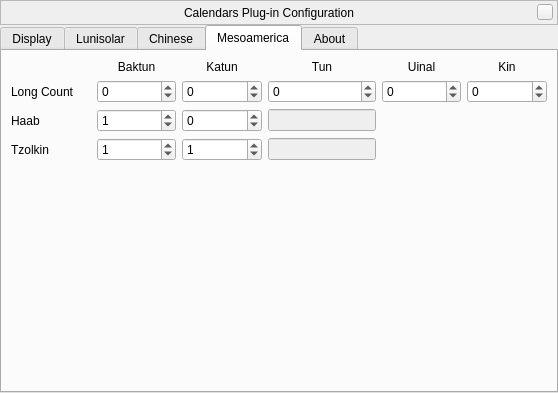
Above: plugins/Calendars/src/gui/calendarsDialog.ui from Stellarium/stellarium before the change. Below: the same form after it.
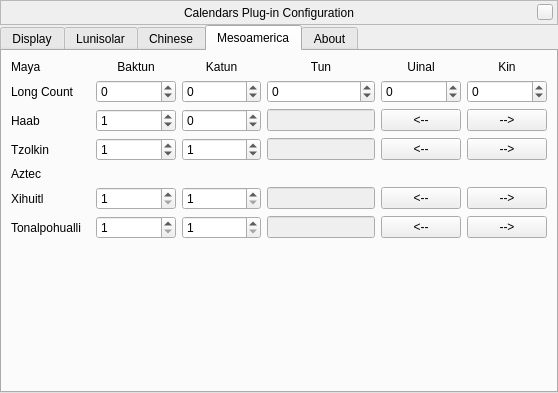
That is the form after the change. The open tabs and pages were chosen to show the change. Custom widgets are drawn as their Qt base class.

Commit message: Added Aztec calendars Also fixed ISO calendar, allow negative Maya Long Count, and other changes Functional GUI

Diff of the .ui file:
```diff
--- a/plugins/Calendars/src/gui/calendarsDialog.ui
+++ b/plugins/Calendars/src/gui/calendarsDialog.ui
@@ -444,24 +444,21 @@
       </attribute>
       <layout class="QVBoxLayout" name="verticalLayout">
        <item>
-        <layout class="QGridLayout" name="gridLayout_3">
-         <item row="0" column="4">
-          <widget class="QLabel" name="labelUinal">
+        <layout class="QGridLayout" name="mesoamericaGridLayout">
+         <item row="0" column="2">
+          <widget class="QLabel" name="labelKatun">
            <property name="text">
-            <string>Uinal</string>
+            <string>Katun</string>
            </property>
            <property name="alignment">
             <set>Qt::AlignCenter</set>
            </property>
           </widget>
          </item>
-         <item row="1" column="1">
-          <widget class="QSpinBox" name="baktunSpinBox">
-           <property name="wrapping">
-            <bool>true</bool>
-           </property>
-           <property name="maximum">
-            <number>19</number>
+         <item row="5" column="0">
+          <widget class="QLabel" name="labelXihuitl">
+           <property name="text">
+            <string>Xihuitl</string>
            </property>
           </widget>
          </item>
@@ -470,18 +467,61 @@
            <property name="wrapping">
             <bool>true</bool>
            </property>
+           <property name="minimum">
+            <number>-1</number>
+           </property>
+           <property name="maximum">
+            <number>20</number>
+           </property>
+          </widget>
+         </item>
+         <item row="1" column="2">
+          <widget class="QSpinBox" name="katunSpinBox">
+           <property name="wrapping">
+            <bool>true</bool>
+           </property>
+           <property name="minimum">
+            <number>-1</number>
+           </property>
+           <property name="maximum">
+            <number>20</number>
+           </property>
+          </widget>
+         </item>
+         <item row="0" column="0">
+          <widget class="QLabel" name="labelMaya">
+           <property name="text">
+            <string>Maya</string>
+           </property>
+          </widget>
+         </item>
+         <item row="1" column="1">
+          <widget class="QSpinBox" name="baktunSpinBox">
+           <property name="wrapping">
+            <bool>true</bool>
+           </property>
+           <property name="minimum">
+            <number>-1000</number>
+           </property>
+           <property name="maximum">
+            <number>1000</number>
+           </property>
+          </widget>
+         </item>
+         <item row="2" column="2">
+          <widget class="QSpinBox" name="haabDaySpinBox">
+           <property name="wrapping">
+            <bool>true</bool>
+           </property>
            <property name="maximum">
             <number>19</number>
            </property>
           </widget>
          </item>
-         <item row="1" column="4">
-          <widget class="QSpinBox" name="uinalSpinBox">
-           <property name="wrapping">
-            <bool>true</bool>
-           </property>
-           <property name="maximum">
-            <number>17</number>
+         <item row="2" column="0">
+          <widget class="QLabel" name="labelHaab">
+           <property name="text">
+            <string>Haab</string>
            </property>
           </widget>
          </item>
@@ -495,53 +535,6 @@
            </property>
           </widget>
          </item>
-         <item row="1" column="2">
-          <widget class="QSpinBox" name="katunSpinBox">
-           <property name="wrapping">
-            <bool>true</bool>
-           </property>
-           <property name="maximum">
-            <number>19</number>
-           </property>
-          </widget>
-         </item>
-         <item row="1" column="5">
-          <widget class="QSpinBox" name="kinSpinBox">
-           <property name="wrapping">
-            <bool>true</bool>
-           </property>
-           <property name="maximum">
-            <number>19</number>
-           </property>
-          </widget>
-         </item>
-         <item row="0" column="2">
-          <widget class="QLabel" name="labelKatun">
-           <property name="text">
-            <string>Katun</string>
-           </property>
-           <property name="alignment">
-            <set>Qt::AlignCenter</set>
-           </property>
-          </widget>
-         </item>
-         <item row="0" column="1">
-          <widget class="QLabel" name="labelBaktun">
-           <property name="text">
-            <string>Baktun</string>
-           </property>
-           <property name="alignment">
-            <set>Qt::AlignCenter</set>
-           </property>
-          </widget>
-         </item>
-         <item row="1" column="0">
-          <widget class="QLabel" name="labelLongCount">
-           <property name="text">
-            <string>Long Count</string>
-           </property>
-          </widget>
-         </item>
          <item row="0" column="5">
           <widget class="QLabel" name="labelKin">
            <property name="text">
@@ -552,17 +545,16 @@
            </property>
           </widget>
          </item>
-         <item row="2" column="0">
-          <widget class="QLabel" name="labelHaab">
-           <property name="text">
-            <string>Haab</string>
+         <item row="3" column="3">
+          <widget class="QLineEdit" name="tzolkinLineEdit">
+           <property name="enabled">
+            <bool>false</bool>
            </property>
-          </widget>
-         </item>
-         <item row="3" column="0">
-          <widget class="QLabel" name="labelTzolkin">
-           <property name="text">
-            <string>Tzolkin</string>
+           <property name="sizePolicy">
+            <sizepolicy hsizetype="Preferred" vsizetype="Fixed">
+             <horstretch>0</horstretch>
+             <verstretch>0</verstretch>
+            </sizepolicy>
            </property>
           </widget>
          </item>
@@ -579,26 +571,30 @@
            </property>
           </widget>
          </item>
-         <item row="2" column="2">
-          <widget class="QSpinBox" name="haabDaySpinBox">
-           <property name="wrapping">
-            <bool>true</bool>
+         <item row="0" column="4">
+          <widget class="QLabel" name="labelUinal">
+           <property name="text">
+            <string>Uinal</string>
            </property>
-           <property name="maximum">
-            <number>19</number>
+           <property name="alignment">
+            <set>Qt::AlignCenter</set>
            </property>
           </widget>
          </item>
-         <item row="3" column="1">
-          <widget class="QSpinBox" name="tzolkinNumberSpinBox">
-           <property name="wrapping">
-            <bool>true</bool>
+         <item row="0" column="1">
+          <widget class="QLabel" name="labelBaktun">
+           <property name="text">
+            <string>Baktun</string>
            </property>
-           <property name="minimum">
-            <number>1</number>
+           <property name="alignment">
+            <set>Qt::AlignCenter</set>
            </property>
-           <property name="maximum">
-            <number>13</number>
+          </widget>
+         </item>
+         <item row="1" column="0">
+          <widget class="QLabel" name="labelLongCount">
+           <property name="text">
+            <string>Long Count</string>
            </property>
           </widget>
          </item>
@@ -615,6 +611,66 @@
            </property>
           </widget>
          </item>
+         <item row="3" column="5">
+          <widget class="QPushButton" name="nextTzolkinButton">
+           <property name="text">
+            <string>--&gt;</string>
+           </property>
+          </widget>
+         </item>
+         <item row="3" column="1">
+          <widget class="QSpinBox" name="tzolkinNumberSpinBox">
+           <property name="wrapping">
+            <bool>true</bool>
+           </property>
+           <property name="minimum">
+            <number>1</number>
+           </property>
+           <property name="maximum">
+            <number>13</number>
+           </property>
+          </widget>
+         </item>
+         <item row="1" column="4">
+          <widget class="QSpinBox" name="uinalSpinBox">
+           <property name="wrapping">
+            <bool>true</bool>
+           </property>
+           <property name="minimum">
+            <number>-1</number>
+           </property>
+           <property name="maximum">
+            <number>18</number>
+           </property>
+          </widget>
+         </item>
+         <item row="1" column="5">
+          <widget class="QSpinBox" name="kinSpinBox">
+           <property name="wrapping">
+            <bool>true</bool>
+           </property>
+           <property name="minimum">
+            <number>-1</number>
+           </property>
+           <property name="maximum">
+            <number>20</number>
+           </property>
+          </widget>
+         </item>
+         <item row="2" column="5">
+          <widget class="QPushButton" name="nextHaabButton">
+           <property name="text">
+            <string>--&gt;</string>
+           </property>
+          </widget>
+         </item>
+         <item row="3" column="4">
+          <widget class="QPushButton" name="previousTzolkinButton">
+           <property name="text">
+            <string>&lt;--</string>
+           </property>
+          </widget>
+         </item>
          <item row="2" column="3">
           <widget class="QLineEdit" name="haabLineEdit">
            <property name="enabled">
@@ -628,8 +684,76 @@
            </property>
           </widget>
          </item>
-         <item row="3" column="3">
-          <widget class="QLineEdit" name="tzolkinLineEdit">
+         <item row="2" column="4">
+          <widget class="QPushButton" name="previousHaabButton">
+           <property name="text">
+            <string>&lt;--</string>
+           </property>
+          </widget>
+         </item>
+         <item row="4" column="0">
+          <widget class="QLabel" name="labelAztec">
+           <property name="text">
+            <string>Aztec</string>
+           </property>
+          </widget>
+         </item>
+         <item row="3" column="0">
+          <widget class="QLabel" name="labelTzolkin">
+           <property name="text">
+            <string>Tzolkin</string>
+           </property>
+          </widget>
+         </item>
+         <item row="6" column="0">
+          <widget class="QLabel" name="labelTonalpohualli">
+           <property name="text">
+            <string>Tonalpohualli</string>
+           </property>
+          </widget>
+         </item>
+         <item row="5" column="1">
+          <widget class="QSpinBox" name="xihuitlMonthSpinBox">
+           <property name="minimum">
+            <number>1</number>
+           </property>
+           <property name="maximum">
+            <number>19</number>
+           </property>
+          </widget>
+         </item>
+         <item row="6" column="1">
+          <widget class="QSpinBox" name="tonalpohualliNumberSpinBox">
+           <property name="minimum">
+            <number>1</number>
+           </property>
+           <property name="maximum">
+            <number>13</number>
+           </property>
+          </widget>
+         </item>
+         <item row="5" column="2">
+          <widget class="QSpinBox" name="xihuitlDaySpinBox">
+           <property name="minimum">
+            <number>1</number>
+           </property>
+           <property name="maximum">
+            <number>20</number>
+           </property>
+          </widget>
+         </item>
+         <item row="6" column="2">
+          <widget class="QSpinBox" name="tonalpohualliNameSpinBox">
+           <property name="minimum">
+            <number>1</number>
+           </property>
+           <property name="maximum">
+            <number>20</number>
+           </property>
+          </widget>
+         </item>
+         <item row="5" column="3">
+          <widget class="QLineEdit" name="xihuitlLineEdit">
            <property name="enabled">
             <bool>false</bool>
            </property>
@@ -641,6 +765,47 @@
            </property>
           </widget>
          </item>
+         <item row="6" column="3">
+          <widget class="QLineEdit" name="tonalpohualliLineEdit">
+           <property name="enabled">
+            <bool>false</bool>
+           </property>
+           <property name="sizePolicy">
+            <sizepolicy hsizetype="Preferred" vsizetype="Fixed">
+             <horstretch>0</horstretch>
+             <verstretch>0</verstretch>
+            </sizepolicy>
+           </property>
+          </widget>
+         </item>
+         <item row="5" column="4">
+          <widget class="QPushButton" name="previousXihuitlButton">
+           <property name="text">
+            <string>&lt;--</string>
+           </property>
+          </widget>
+         </item>
+         <item row="5" column="5">
+          <widget class="QPushButton" name="nextXihuitlButton">
+           <property name="text">
+            <string>--&gt;</string>
+           </property>
+          </widget>
+         </item>
+         <item row="6" column="4">
+          <widget class="QPushButton" name="previousTonalpohualliButton">
+           <property name="text">
+            <string>&lt;--</string>
+           </property>
+          </widget>
+         </item>
+         <item row="6" column="5">
+          <widget class="QPushButton" name="nextTonalpohualliButton">
+           <property name="text">
+            <string>--&gt;</string>
+           </property>
+          </widget>
+         </item>
         </layout>
        </item>
        <item>
```
Left out of the diff: 104 changed lines with no effect on the pictures. The commit also changes 17 other files.
